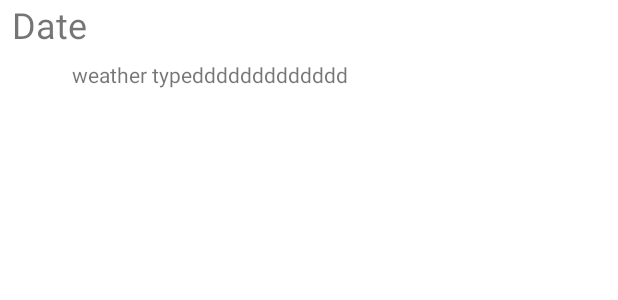
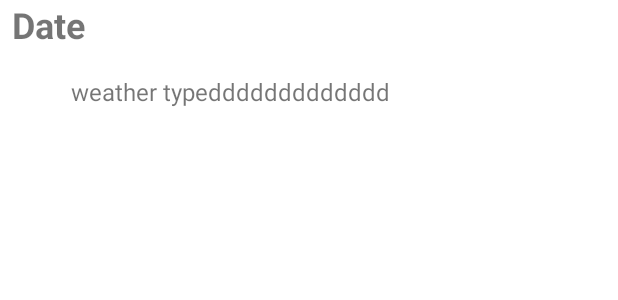
Before and after one commit to kdsky214/WeatherOpenApiExample, an Android app: the layout item_weather_data_view.xml on its own in the app's theme, with its tools: preview values and no code run, on a phone screen of 412 x 824 dp. Shown: the top 300 px of the screen. Run offline under Robolectric (Android 15) with nearby library versions, the phone set to English and light mode, and no system bars.

Commit message:
font 적용

```diff
--- /dev/null
+++ b/app/src/main/res/font/notosans.xml
@@ -0,0 +1,22 @@
+<?xml version="1.0" encoding="utf-8"?>
+<font-family xmlns:android="http://schemas.android.com/apk/res/android"
+    xmlns:tools="http://schemas.android.com/tools"
+    xmlns:app="http://schemas.android.com/apk/res-auto">
+    <font
+        android:font="@font/notosans_regular"
+        android:fontStyle="normal"
+        android:fontWeight="400"
+        app:font="@font/notosans_regular"
+        app:fontStyle="normal"
+        app:fontWeight="400"
+        tools:targetApi="o" />
+
+    <font
+        android:font="@font/notosans_bold"
+        android:fontStyle="normal"
+        android:fontWeight="700"
+        app:font="@font/notosans_bold"
+        app:fontStyle="normal"
+        app:fontWeight="700"
+        tools:targetApi="o" />
+</font-family>
--- a/app/src/main/res/layout/item_weather_data_view.xml
+++ b/app/src/main/res/layout/item_weather_data_view.xml
@@ -10,10 +10,13 @@
         <TextView
             android:id="@+id/tv_date"
             android:layout_width="0dp"
-            android:layout_height="0dp"
-            android:layout_marginLeft="8dp"
-            android:textSize="24sp"
+            android:layout_height="wrap_content"
+            android:paddingLeft="8dp"
+            android:textStyle="bold"
+            android:gravity="center_vertical"
+            android:textSize="24dp"
             android:text="Date"
+            android:lines="1"
             app:layout_constraintTop_toTopOf="parent"
             app:layout_constraintBottom_toTopOf="@id/ll_weather"
             app:layout_constraintEnd_toEndOf="parent"
@@ -22,6 +25,7 @@
             android:id="@+id/ll_temp"
             android:layout_width="wrap_content"
             android:layout_height="wrap_content"
+            android:layout_marginLeft="8dp"
             android:layout_marginRight="8dp"
             android:gravity="center"
             app:layout_constraintTop_toBottomOf="@id/tv_date"
@@ -34,21 +38,19 @@
                 android:id="@+id/tv_temp_min"
                 android:layout_width="wrap_content"
                 android:layout_height="wrap_content"
-                android:layout_marginLeft="8dp"
-                android:layout_gravity="center"
+                android:gravity="center"
                  />
             <TextView
                 android:id="@+id/tv_temp_max"
                 android:layout_width="wrap_content"
                 android:layout_height="wrap_content"
-                android:gravity="center"
-                android:text="" />
+                android:layout_marginLeft="8dp"
+                android:gravity="center"/>
         </LinearLayout>
         <androidx.constraintlayout.widget.ConstraintLayout
             android:id="@+id/ll_weather"
             android:layout_width="0dp"
             android:layout_height="0dp"
-            android:layout_marginLeft="8dp"
             app:layout_constraintTop_toBottomOf="@id/tv_date"
             app:layout_constraintBottom_toBottomOf="parent"
             app:layout_constraintStart_toStartOf="parent"
@@ -72,10 +74,12 @@
                 android:id="@+id/tv_weather_description"
                 android:layout_width="wrap_content"
                 android:layout_height="0dp"
+                android:gravity="bottom"
+                android:paddingBottom="8dp"
+                android:textSize="16sp"
                 android:text="weather typeddddddddddddd"
                 app:layout_constraintBottom_toBottomOf="parent"
                 app:layout_constraintEnd_toEndOf="parent"
-
                 app:layout_constraintStart_toEndOf="@id/img_weather"
                 app:layout_constraintTop_toTopOf="parent" />
         </androidx.constraintlayout.widget.ConstraintLayout>
--- a/app/src/main/res/layout/item_weather_title_view.xml
+++ b/app/src/main/res/layout/item_weather_title_view.xml
@@ -10,6 +10,8 @@
             android:layout_width="wrap_content"
             android:layout_height="wrap_content"
             android:text="Hello World!"
+            android:layout_margin="8dp"
+            android:textStyle="bold"
             android:textSize="32sp"
             android:layout_marginLeft="8dp"
             app:layout_constraintHorizontal_bias="0"
--- a/app/src/main/res/values-night/themes.xml
+++ b/app/src/main/res/values-night/themes.xml
@@ -13,4 +13,20 @@
         <item name="android:statusBarColor">?attr/colorPrimaryVariant</item>
         <!-- Customize your theme here. -->
     </style>
+    <style name="Theme.WeatherTheme" parent="Theme.MaterialComponents.DayNight.NoActionBar">
+        <item name="android:fontFamily">@font/notosans</item>
+        <item name="windowActionBar">false</item>
+        <item name="windowNoTitle">true</item>
+        <!-- Primary brand color. -->
+        <item name="colorPrimary">@color/purple_500</item>
+        <item name="colorPrimaryVariant">@color/purple_700</item>
+        <item name="colorOnPrimary">@color/white</item>
+        <!-- Secondary brand color. -->
+        <item name="colorSecondary">@color/teal_200</item>
+        <item name="colorSecondaryVariant">@color/teal_700</item>
+        <item name="colorOnSecondary">@color/black</item>
+        <!-- Status bar color. -->
+        <item name="android:statusBarColor">?attr/colorPrimaryVariant</item>
+        <!-- Customize your theme here. -->
+    </style>
 </resources>
```
Also changed, not shown: 2 other files.
